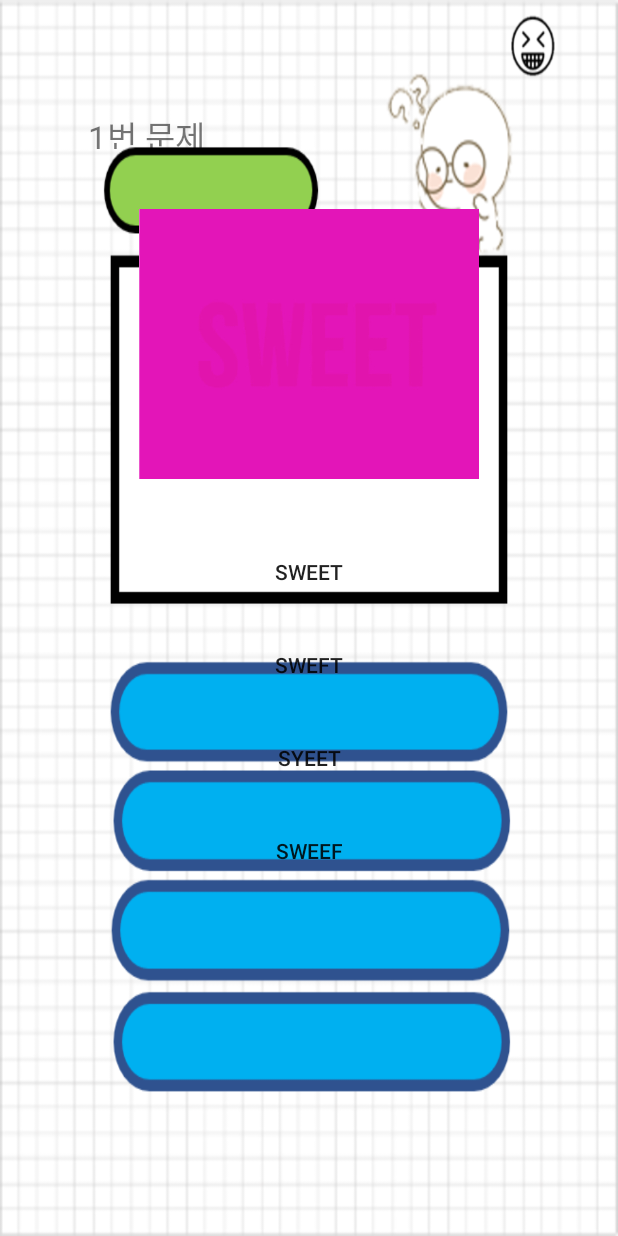
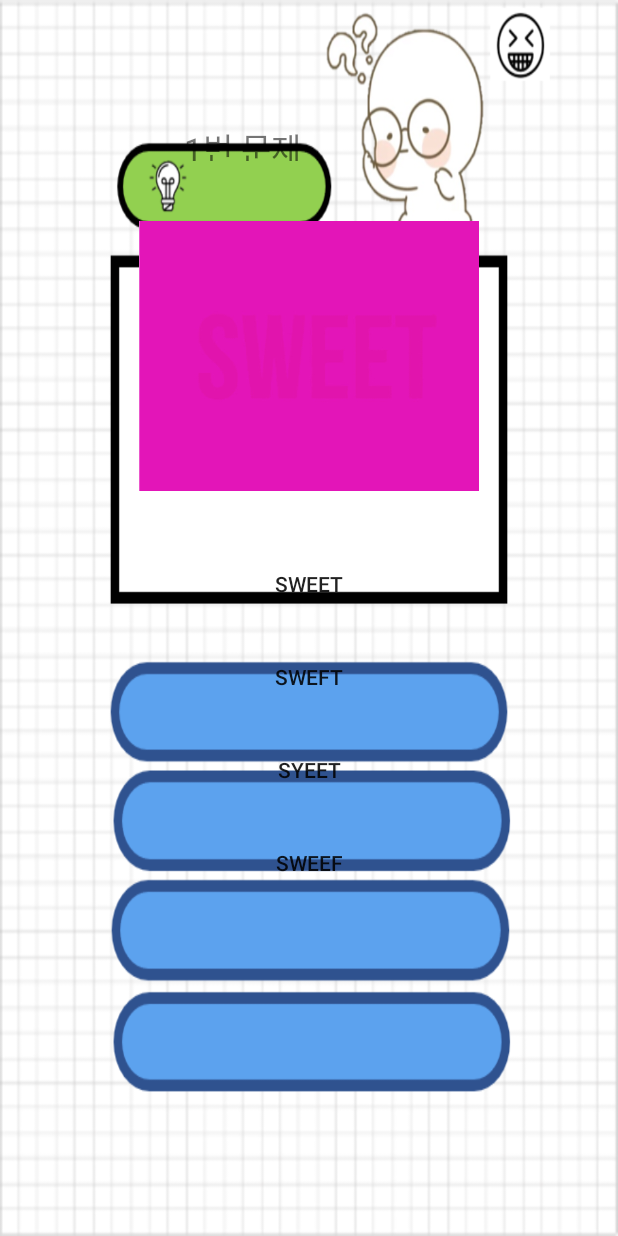
Before and after one commit to wnsduq6229/Androidproject, an Android app: the quiz_MainActivity screen opened directly, with no data from a screen before it, on a phone screen of 412 x 824 dp. Run offline under Robolectric (Android 15) with nearby library versions, the phone set to English and light mode, and no system bars.

Commit message:
지각력 퀴즈 메인화면 디자인 맞추기

```diff
--- a/app/src/main/java/com/example/a10/androidpoject/quiz_MainActivity.java
+++ b/app/src/main/java/com/example/a10/androidpoject/quiz_MainActivity.java
@@ -78,7 +78,7 @@ public class quiz_MainActivity extends AppCompatActivity {
     public void showNextQuiz() {
 
         // 다음문제 번호 출력
-        countLabel.setText("\n\n           "+quizCount+"번 문제");
+        countLabel.setText("\n\n                       "+quizCount+"번 문제");
 
         //0부터 4사이 숫자중 랜덤하게 숫자 형성
         Random random = new Random();
--- a/app/src/main/res/layout/activity_quiz_main.xml
+++ b/app/src/main/res/layout/activity_quiz_main.xml
@@ -13,8 +13,9 @@
     <TextView
         android:id="@+id/countLabel"
         android:layout_width="match_parent"
-        android:layout_height="79dp"
+        android:layout_height="87dp"
         android:layout_marginTop="20dp"
+        android:paddingTop="8dp"
         android:text="Q1"
         android:textSize="22sp" />
 
```
Also changed, not shown: app/src/main/res/drawable/quizback.png.
